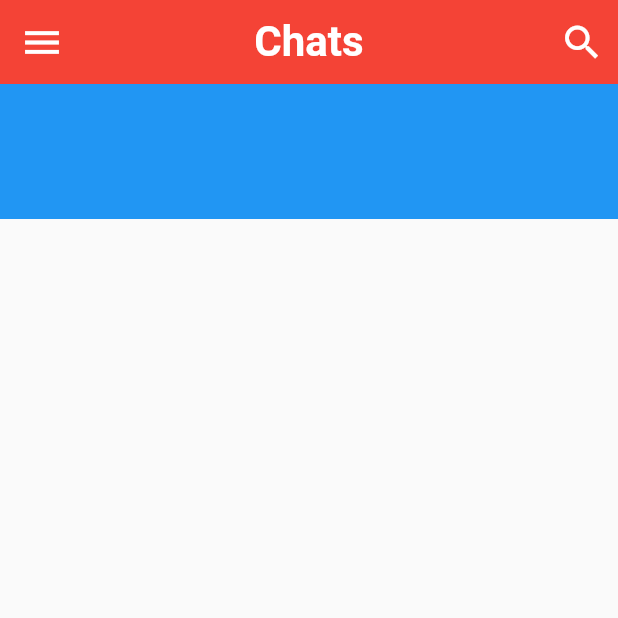
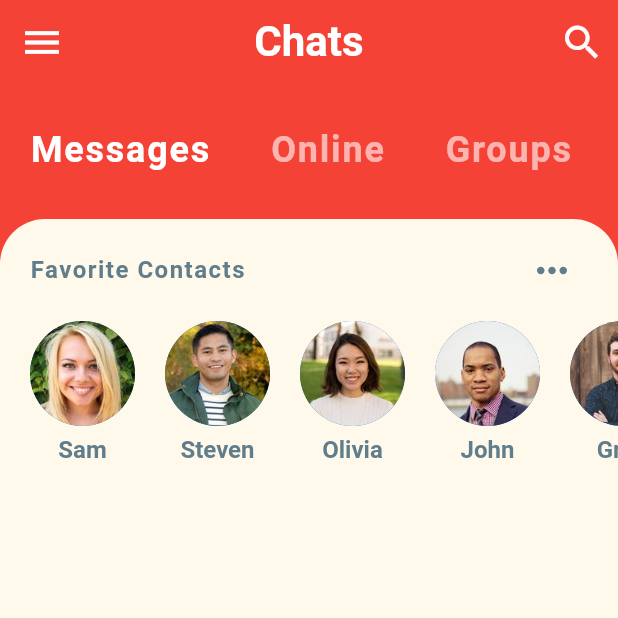
Before and after one commit to SzymonGryszko/FlutterMessage, a Flutter app: the screen it shows after launch, on a phone screen of 412 x 824 dp, the top half of it. Run offline on Flutter 3.47's test engine with Material 2 defaults, Android fonts, the phone set to English and light mode, and no system bars.

Commit message:
favorite contacts

```diff
--- a/lib/screens/home_screen.dart
+++ b/lib/screens/home_screen.dart
@@ -1,4 +1,5 @@
 import 'package:flutter/material.dart';
+import 'package:flutter_message/widgets/widgets.dart';
 
 class HomeScreen extends StatefulWidget {
   @override
@@ -9,6 +10,7 @@ class _HomeScreenState extends State<HomeScreen> {
   @override
   Widget build(BuildContext context) {
     return Scaffold(
+      backgroundColor: Theme.of(context).primaryColor,
       appBar: AppBar(
         elevation: 0.0,
         leading: IconButton(
@@ -33,10 +35,23 @@ class _HomeScreenState extends State<HomeScreen> {
       ),
       body: Column(
         children: [
-          Container(
-            height: 90.0,
-            color: Colors.blue,
-          )
+          CategorySelector(),
+          Expanded(
+            child: Container(
+              decoration: BoxDecoration(
+                color: Theme.of(context).accentColor,
+                borderRadius: BorderRadius.only(
+                  topLeft: Radius.circular(30.0),
+                  topRight: Radius.circular(30.0),
+                ),
+              ),
+              child: Column(
+                children: [
+                  FavoriteContacts(),
+                ],
+              ),
+            ),
+          ),
         ],
       ),
     );
--- /dev/null
+++ b/lib/widgets/category_selector.dart
@@ -0,0 +1,44 @@
+import 'package:flutter/material.dart';
+
+class CategorySelector extends StatefulWidget {
+  @override
+  _CategorySelectorState createState() => _CategorySelectorState();
+}
+
+class _CategorySelectorState extends State<CategorySelector> {
+  int selectedIndex = 0;
+  final List<String> categories = ['Messages', 'Online', 'Groups', 'Requests'];
+
+  @override
+  Widget build(BuildContext context) {
+    return Container(
+      height: 90.0,
+      color: Theme.of(context).primaryColor,
+      child: ListView.builder(
+        scrollDirection: Axis.horizontal,
+        itemCount: categories.length,
+        itemBuilder: (BuildContext context, int index) {
+          return GestureDetector(
+            onTap: () => {
+              setState(() {
+                selectedIndex = index;
+              })
+            },
+            child: Padding(
+              padding: EdgeInsets.symmetric(horizontal: 20.0, vertical: 30.0),
+              child: Text(
+                categories[index],
+                style: TextStyle(
+                    color:
+                        index == selectedIndex ? Colors.white : Colors.white60,
+                    fontSize: 24.0,
+                    fontWeight: FontWeight.bold,
+                    letterSpacing: 1.2),
+              ),
+            ),
+          );
+        },
+      ),
+    );
+  }
+}
--- /dev/null
+++ b/lib/widgets/favorite_contacts.dart
@@ -0,0 +1,69 @@
+import 'package:flutter/material.dart';
+import 'package:flutter_message/models/message_model.dart';
+
+class FavoriteContacts extends StatelessWidget {
+  @override
+  Widget build(BuildContext context) {
+    return Padding(
+      padding: EdgeInsets.symmetric(vertical: 10.0),
+      child: Column(
+        children: [
+          Padding(
+            padding: const EdgeInsets.symmetric(horizontal: 20.0),
+            child: Row(
+              mainAxisAlignment: MainAxisAlignment.spaceBetween,
+              children: [
+                Text(
+                  'Favorite Contacts',
+                  style: TextStyle(
+                      color: Colors.blueGrey,
+                      fontSize: 16.0,
+                      fontWeight: FontWeight.bold,
+                      letterSpacing: 1.0),
+                ),
+                IconButton(
+                  onPressed: () => {},
+                  icon: Icon(Icons.more_horiz),
+                  iconSize: 30.0,
+                  color: Colors.blueGrey,
+                ),
+              ],
+            ),
+          ),
+          Container(
+            height: 120.0,
+            child: ListView.builder(
+              scrollDirection: Axis.horizontal,
+              physics: BouncingScrollPhysics(),
+              padding: EdgeInsets.only(left: 10.0),
+              itemCount: favorites.length,
+              itemBuilder: (BuildContext context, int index) {
+                return Padding(
+                  padding: EdgeInsets.all(10.0),
+                  child: Column(
+                    children: [
+                      CircleAvatar(
+                        radius: 35.0,
+                        backgroundImage: AssetImage(favorites[index].imageUrl),
+                      ),
+                      SizedBox(
+                        height: 6.0,
+                      ),
+                      Text(
+                        favorites[index].name,
+                        style: TextStyle(
+                            color: Colors.blueGrey,
+                            fontSize: 16.0,
+                            fontWeight: FontWeight.w600),
+                      ),
+                    ],
+                  ),
+                );
+              },
+            ),
+          )
+        ],
+      ),
+    );
+  }
+}
--- /dev/null
+++ b/lib/widgets/widgets.dart
@@ -0,0 +1,2 @@
+export 'category_selector.dart';
+export 'favorite_contacts.dart';
--- a/pubspec.yaml
+++ b/pubspec.yaml
@@ -45,8 +45,9 @@ flutter:
   uses-material-design: true
 
   # To add assets to your application, add an assets section, like this:
-assets:
-- assets/images/
+  assets:
+   - assets/images/
+  #  - images/a_dot_ham.jpeg
 
   # An image asset can refer to one or more resolution-specific "variants", see
   # https://flutter.dev/assets-and-images/#resolution-aware.
```
